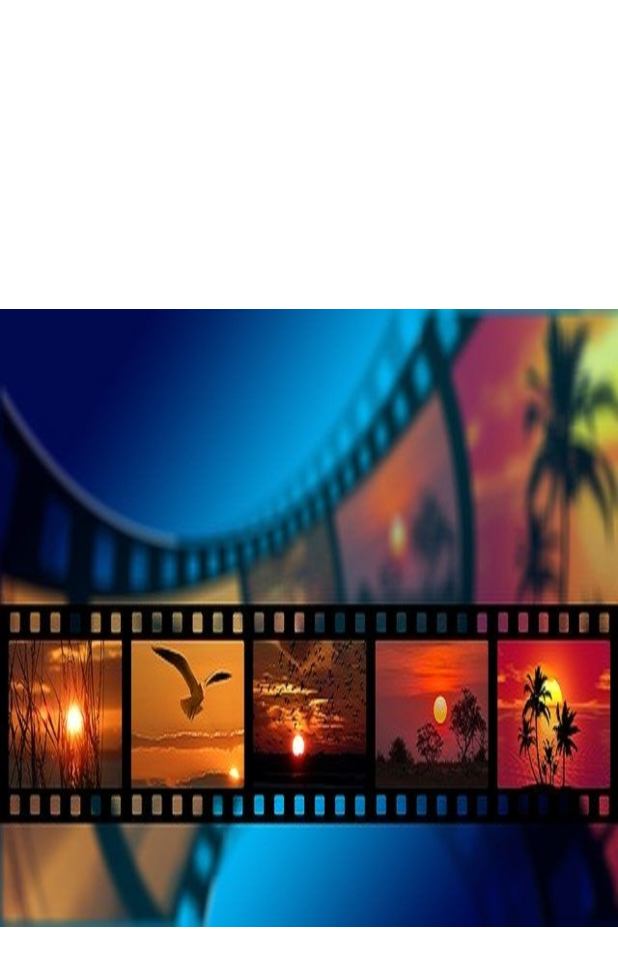
After one commit to kyawsanoo/MovieApplication, an Android app: the layout activity_loading.xml on its own in the app's theme, with its tools: preview values and no code run, on a phone screen of 412 x 824 dp. The commit adds this screen. Shown: the top 966 px of the screen. Run offline under Robolectric (Android 15) with nearby library versions, the phone set to English and light mode, and no system bars.

Commit message:
add loading screen

```diff
--- a/app/src/main/AndroidManifest.xml
+++ b/app/src/main/AndroidManifest.xml
@@ -24,6 +24,8 @@
                 <category android:name="android.intent.category.LAUNCHER" />
             </intent-filter>
         </activity>
+        <activity android:name=".LoadingActivity"
+            android:theme="@android:style/Theme.NoTitleBar.Fullscreen" />
     </application>
 
 </manifest>
--- /dev/null
+++ b/app/src/main/res/layout/activity_loading.xml
@@ -0,0 +1,15 @@
+<?xml version="1.0" encoding="utf-8"?>
+<LinearLayout xmlns:android="http://schemas.android.com/apk/res/android"
+    xmlns:app="http://schemas.android.com/apk/res-auto"
+    android:orientation="vertical" android:layout_width="match_parent"
+    android:layout_height="match_parent">
+
+    <ImageView
+        android:id="@+id/image_loading"
+        android:layout_width="match_parent"
+        android:layout_height="match_parent"
+        android:layout_marginTop="20dp"
+        android:layout_marginBottom="20dp"
+        android:adjustViewBounds="true"
+        app:srcCompat="@drawable/film" />
+</LinearLayout>
```
Also changed, not shown: app/src/main/java/mm/kso/movieapplication/LoadingActivity.java (added, +29 -0 lines), app/src/main/java/mm/kso/movieapplication/MainActivity.java (+12 -3 lines), app/src/main/res/drawable/film.jpg (added), 1 other file.
